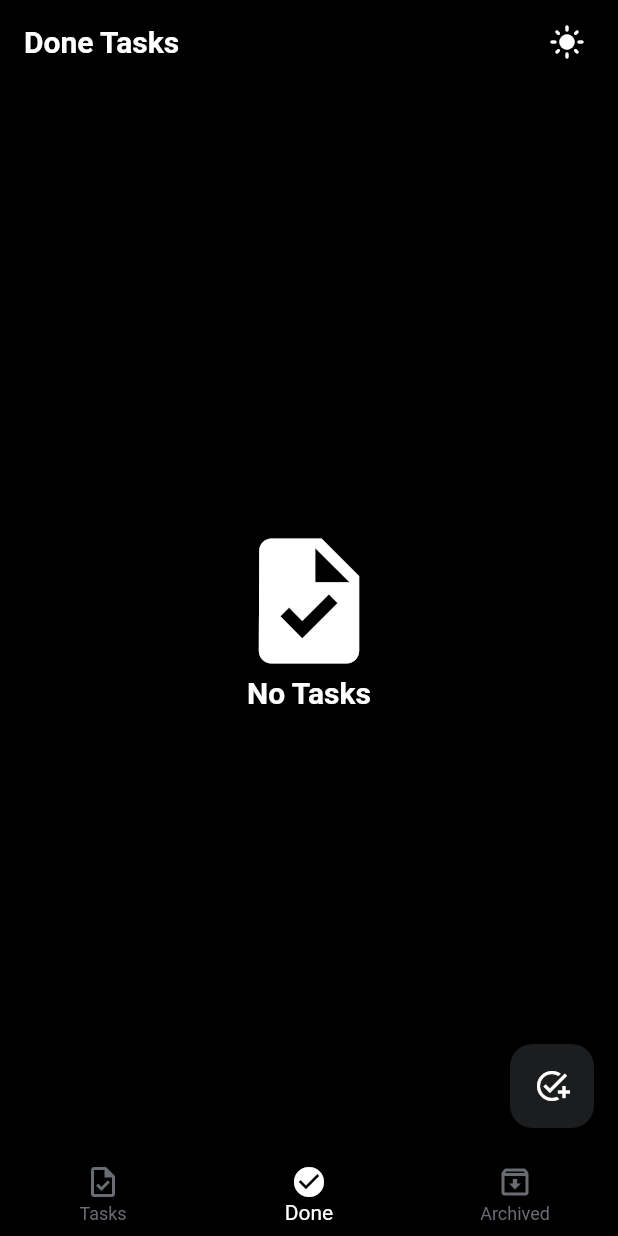
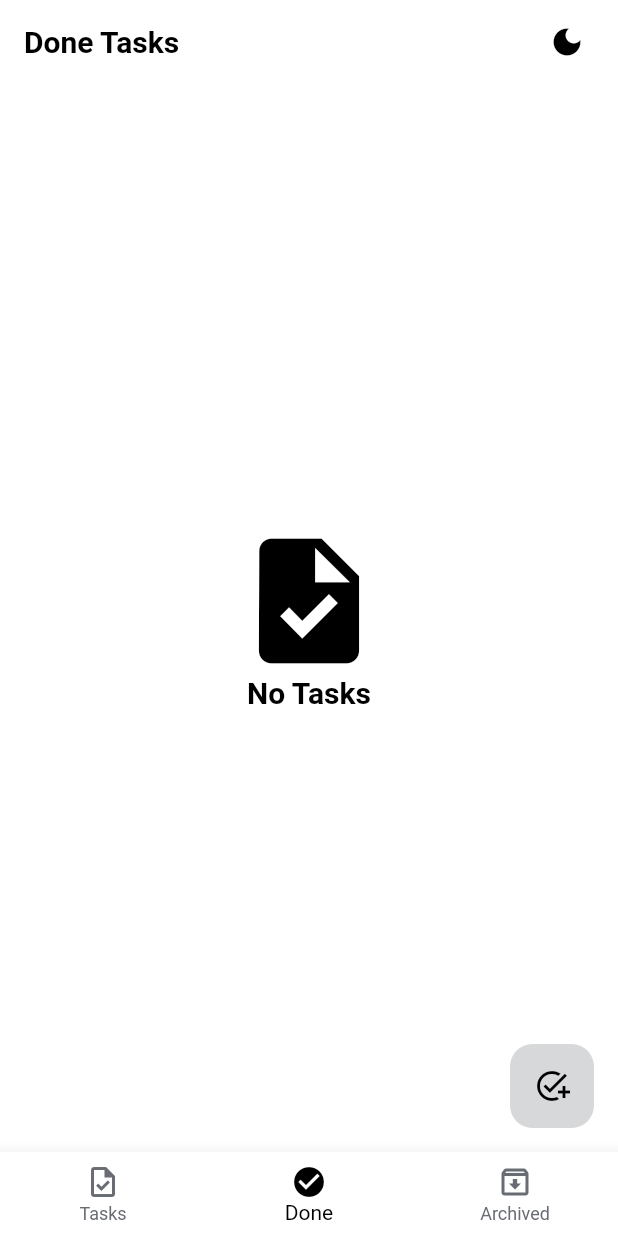
Before and after one commit to Hossam-Sayed/todo, a Flutter app: the screen it shows after launch, item 2 of the bottom bar chosen, on a phone screen of 412 x 824 dp. Run offline on Flutter 3.47's test engine with Material 2 defaults, Android fonts, the phone set to English and light mode, and no system bars; our stand-ins replace bloc, flutter_bloc, sqflite; accounts and stored records are empty.

Commit message:
Updated app design and logo for android

```diff
--- a/lib/layout/home_layout.dart
+++ b/lib/layout/home_layout.dart
@@ -34,27 +34,24 @@ class HomeLayout extends StatelessWidget {
                     right: 10.0,
                   ),
                   child: IconButton(
-                    tooltip: cubit.isLight ? 'Light Mode' : 'Dark Mode',
+                    tooltip: !cubit.isLight ? 'Light Mode' : 'Dark Mode',
                     icon: Icon(
                       cubit.modeIcon,
-                      color: cubit.isLight
+                      color: !cubit.isLight
                           ? Colors.white
                           : Colors.black,
                     ),
                     onPressed: () {
                       cubit.toggleMode(
+                        light: !cubit.isLight,
                         icon:
-                            !cubit.isLight ? Icons.light_mode : Icons.dark_mode,
-                        light: !cubit.isLight,
-                        appPrimaryColor: !cubit.isLight
+                            cubit.isLight ? Icons.light_mode : Icons.dark_mode,
+                        appPrimaryColor: cubit.isLight
                             ? Colors.black
                             : Colors.white,
-                        appSecondaryColor: !cubit.isLight
+                        appSecondaryColor: cubit.isLight
                             ? Colors.white
                             : Colors.black,
-                        fABColor: !cubit.isLight
-                            ? const Color(0x44696c73)
-                            : const Color(0x44696c73),
                       );
                     },
                   ),
@@ -97,7 +94,7 @@ class HomeLayout extends StatelessWidget {
                                   height: 5.0,
                                   width: 100.0,
                                   decoration: const BoxDecoration(
-                                    color: Color(0xFF1b2230),
+                                    color: Colors.black,
                                     borderRadius:
                                         BorderRadius.all(Radius.circular(5.0)),
                                   ),
@@ -173,6 +170,7 @@ class HomeLayout extends StatelessWidget {
                             ),
                           ),
                         ),
+                        backgroundColor: Colors.white,
                         elevation: 15.0,
                         shape: const RoundedRectangleBorder(
                           borderRadius: BorderRadius.vertical(
@@ -198,7 +196,7 @@ class HomeLayout extends StatelessWidget {
                   );
                 }
               },
-              backgroundColor: cubit.fabColor,
+              backgroundColor: const Color(0x44696c73),
               foregroundColor: cubit.secondaryColor,
               elevation: 0.0,
               shape: RoundedRectangleBorder(
--- a/lib/shared/cubit/cubit.dart
+++ b/lib/shared/cubit/cubit.dart
@@ -135,23 +135,20 @@ class AppCubit extends Cubit<AppStates> {
   }
 
   bool isLight = true;
-  IconData modeIcon = Icons.light_mode;
-  Color primaryColor = Colors.black;
-  Color secondaryColor = Colors.white;
-  Color fabColor = const Color(0x44696c73);
+  IconData modeIcon = Icons.dark_mode;
+  Color primaryColor = Colors.white;
+  Color secondaryColor = Colors.black;
 
   void toggleMode({
     required IconData icon,
     required bool light,
     required Color appPrimaryColor,
     required Color appSecondaryColor,
-    required Color fABColor,
   }) {
     isLight = light;
     modeIcon = icon;
     primaryColor = appPrimaryColor;
     secondaryColor = appSecondaryColor;
-    fabColor = fABColor;
     emit(AppChangeAppMode());
   }
 }
```
Also changed, not shown: 3 other files.
